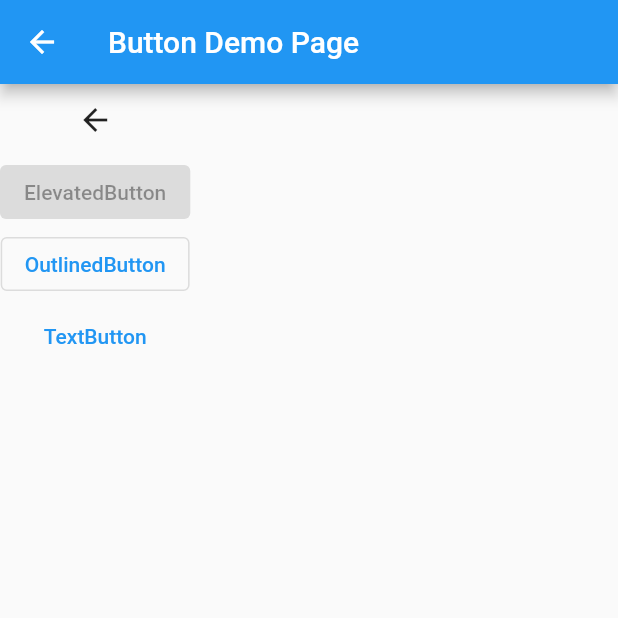
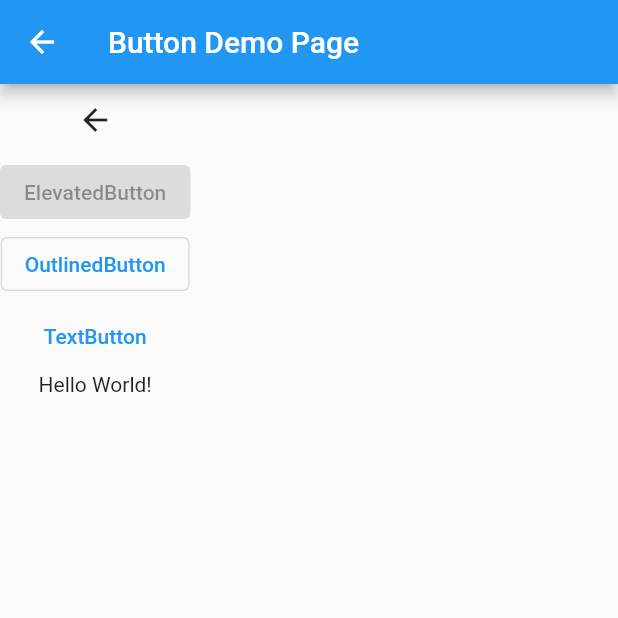
Before and after one commit to hangYq/zeus_flutter, a Flutter app: the screen it shows after launch, after a tap on "button_page", on a phone screen of 412 x 824 dp, the top half of it. Run offline on Flutter 3.47's test engine with Material 2 defaults, Android fonts, the phone set to English and light mode, and no system bars; generated files the repository leaves out were written again.

Commit message:
feat: localizations

```diff
--- /dev/null
+++ b/l10n.yaml
@@ -0,0 +1,3 @@
+arb-dir: lib/l10n
+template-arb-file: app_en.arb
+output-localization-file: app_localizations.dart
--- a/lib/app.dart
+++ b/lib/app.dart
@@ -1,3 +1,5 @@
+import 'package:flutter_localizations/flutter_localizations.dart';
+import 'package:flutter_gen/gen_l10n/app_localizations.dart';
 import 'package:flutter/material.dart';
 
 import './pages/home_page/view.dart';
@@ -10,6 +12,31 @@
   Widget build(BuildContext context) {
     return MaterialApp(
       title: 'Flutter Zeus',
+      localizationsDelegates: [
+        AppLocalizations.delegate,
+        GlobalMaterialLocalizations.delegate,
+        GlobalWidgetsLocalizations.delegate,
+        GlobalCupertinoLocalizations.delegate,
+      ],
+      supportedLocales: [
+        Locale('en', ''), // English, no country code
+        Locale('es', ''), // Spanish, no country code
+        Locale.fromSubtags(
+          languageCode: 'zh',
+          scriptCode: 'Hans',
+          countryCode: 'CN',
+        ), // 'zh_Hans_CN'
+        Locale.fromSubtags(
+          languageCode: 'zh',
+          scriptCode: 'Hant',
+          countryCode: 'TW',
+        ), // 'zh_Hant_TW'
+        Locale.fromSubtags(
+          languageCode: 'zh',
+          scriptCode: 'Hant',
+          countryCode: 'HK',
+        ), // 'zh_Hant_HK'
+      ],
       theme: ThemeData(
         primarySwatch: Colors.blue,
         // useMaterial3: true,
--- /dev/null
+++ b/lib/l10n/app_en.arb
@@ -0,0 +1,6 @@
+{
+  "helloWorld": "Hello World!",
+  "@helloWorld": {
+    "description": "The conventional newborn programmer greeting"
+  }
+}
--- /dev/null
+++ b/lib/l10n/app_es.arb
@@ -0,0 +1,3 @@
+{
+  "helloWorld": "¡Hola Mundo!"
+}
--- /dev/null
+++ b/lib/l10n/app_zh.arb
@@ -0,0 +1,3 @@
+{
+  "helloWorld": "你好世界~!"
+}
--- /dev/null
+++ b/lib/l10n/app_zh_hant.arb
@@ -0,0 +1,3 @@
+{
+  "helloWorld": "你好Hant~!"
+}
--- a/lib/pages/button_page/view.dart
+++ b/lib/pages/button_page/view.dart
@@ -1,4 +1,5 @@
 import 'package:flutter/material.dart';
+import 'package:flutter_gen/gen_l10n/app_localizations.dart';
 
 class ButtonDemoPage extends StatelessWidget {
   const ButtonDemoPage({Key? key}) : super(key: key);
@@ -32,6 +33,7 @@
               'TextButton',
             ),
           ),
+          Text(AppLocalizations.of(context)!.helloWorld),
         ],
       ),
     );
--- a/pubspec.yaml
+++ b/pubspec.yaml
@@ -29,6 +29,9 @@
 dependencies:
   flutter:
     sdk: flutter
+  flutter_localizations:
+    sdk: flutter
+  intl: ^0.17.0
 
 
   # The following adds the Cupertino Icons font to your application.
@@ -89,3 +92,4 @@
   #
   # For details regarding fonts from package dependencies,
   # see https://flutter.dev/custom-fonts/#from-packages
+  generate: true
```
Also changed, not shown: pubspec.lock.
